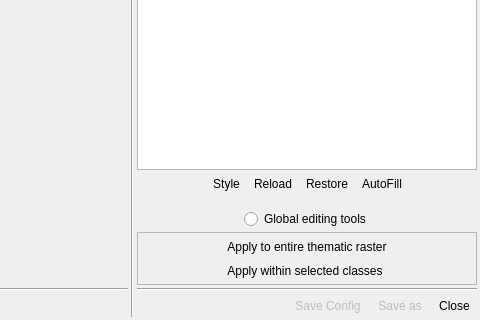
First picture: the form in ThRasE/ui/main_dialog.ui, repository SMByC/ThRasE, before the edit; both pictures show x 658 to 1138 and y 241 to 561 of the 1138 by 561 pixel window.
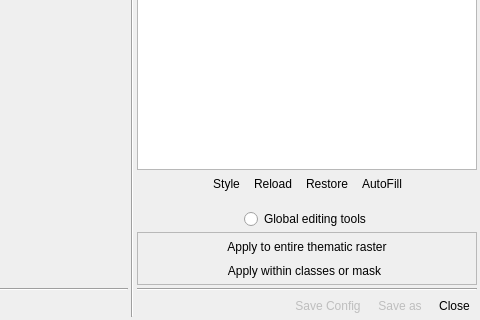
Second picture: the form after the edit. Icons and pictures are not drawn. Custom widgets are drawn as their Qt base class.

Commit message: Added the option to apply the recode pixel table changes to the current thematic layer restricted to areas defined by a vector mask.

Diff of the .ui file:
```diff
--- a/ThRasE/ui/main_dialog.ui
+++ b/ThRasE/ui/main_dialog.ui
@@ -1308,7 +1308,7 @@
                <string>&lt;html&gt;&lt;head/&gt;&lt;body&gt;&lt;p&gt;Apply the changes from the recode pixels table only to areas within the selected classes from a different thematic raster&lt;/p&gt;&lt;/body&gt;&lt;/html&gt;</string>
               </property>
               <property name="text">
-               <string>Apply within selected classes</string>
+               <string>Apply within classes or mask</string>
               </property>
               <property name="icon">
                <iconset>
```
Left out of the diff: 4 changed lines with no effect on the pictures. The commit also changes 5 other files.
